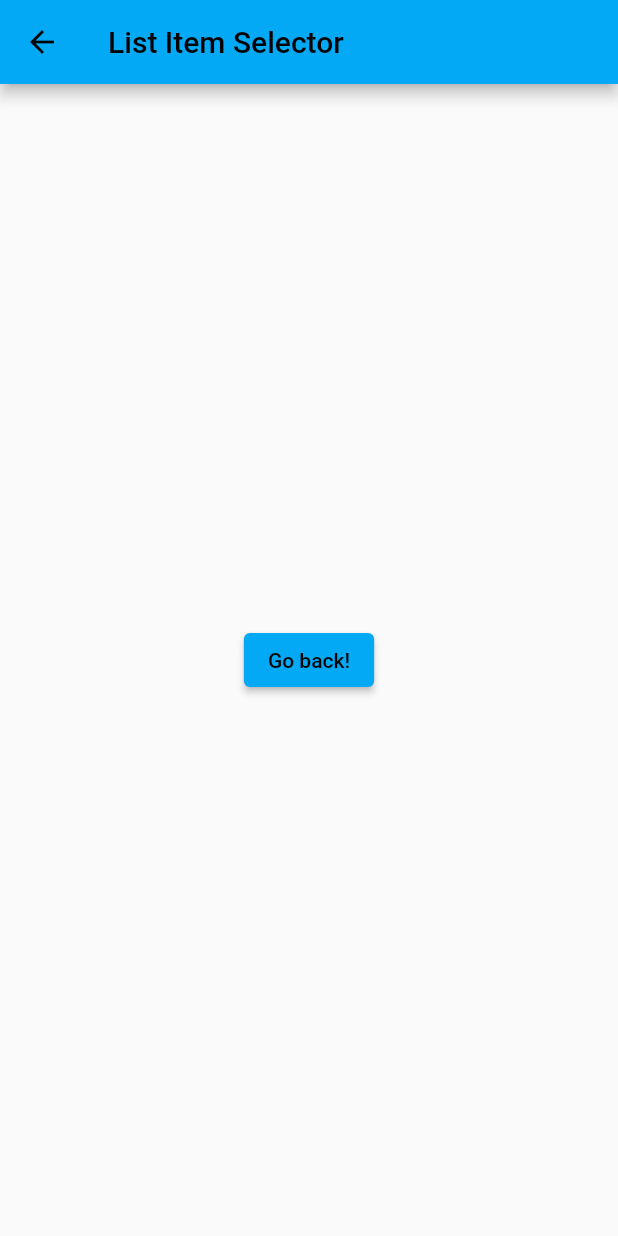
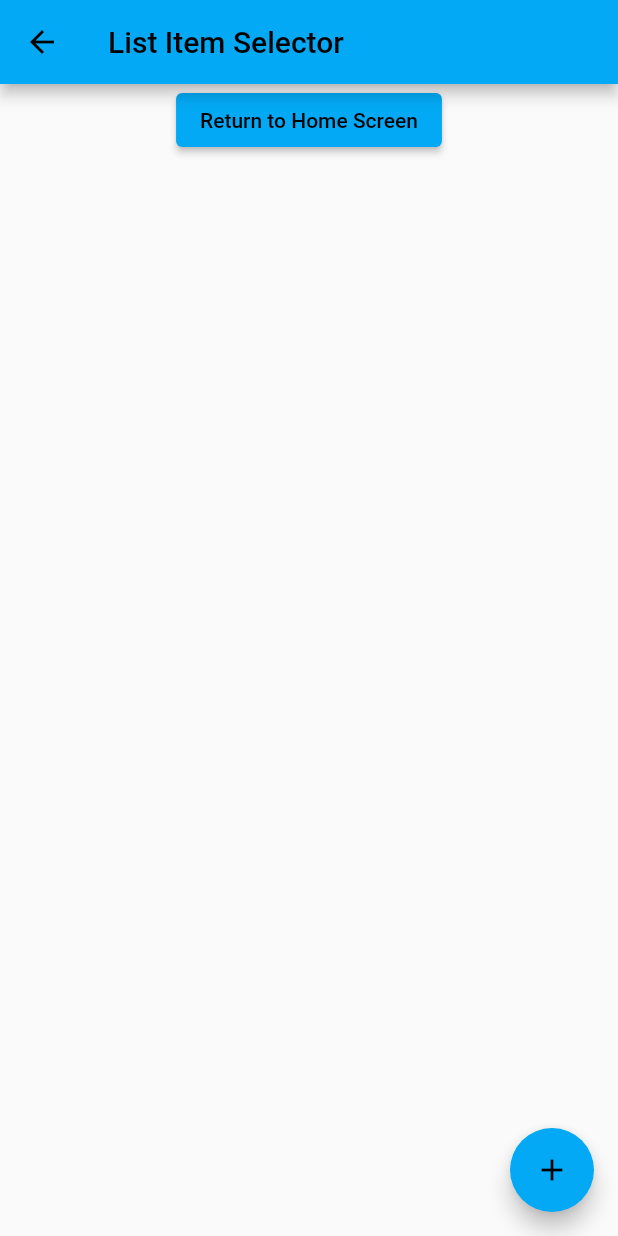
Before and after one commit to Rittr/RNG-Flutter, a Flutter app: the ListRoute screen opened directly, on a phone screen of 412 x 824 dp. Run offline on Flutter 3.47's test engine with Material 2 defaults, Android fonts, the phone set to English and light mode, and no system bars; missing offline and left inert: flutter_grid_button.

Commit message:
implemented list and ability to add to it

```diff
--- /dev/null
+++ b/rng_flutter/lib/list.dart
@@ -0,0 +1,89 @@
+import 'package:flutter/material.dart';
+
+var itemList = [];
+var addItemDialogController = TextEditingController();
+var valueText = "";
+
+class ListRoute extends StatefulWidget {
+  const ListRoute({Key? key}) : super(key: key);
+
+  @override
+  ListState createState() => ListState();
+}
+
+class ListState extends State<ListRoute> {
+  void addItem(var text) {}
+
+  Future<void> addItemDialog(BuildContext context) async {
+    return showDialog(
+        context: context,
+        builder: (context) {
+          // var addItemDialogController;
+          return AlertDialog(
+            title: Text("Add list item"),
+            content: TextField(
+              onChanged: (value) {
+                setState(() {
+                  // itemList.add(value);
+                  // print(itemList);
+                  valueText = value;
+                });
+              },
+              controller: addItemDialogController,
+              decoration: InputDecoration(hintText: "Enter your item here"),
+            ),
+            actions: <Widget>[
+              ElevatedButton(
+                  onPressed: (){
+                    Navigator.pop(context);
+                    // valueText = "";
+                    addItemDialogController.clear();
+                    // setState(() {
+                    //   Navigator.pop(context);
+                    //   valueText = "";
+                    // });
+                  },
+                  child: Text("Cancel")),
+              ElevatedButton(
+                  onPressed: (){
+                    setState(() {
+                      itemList.add(valueText);
+                      // print(itemList);
+                      // Navigator.pop(context);
+                      // valueText = "";
+                    });
+                    Navigator.pop(context);
+                    // valueText = "";
+                    addItemDialogController.clear();
+                    print(itemList);
+                  },
+                  child: Text("Add")),
+            ],
+          );
+        });
+  }
+
+  @override
+  Widget build(BuildContext context) {
+    return Scaffold(
+      appBar: AppBar(
+        title: const Text("List Item Selector"),
+      ),
+      body: Row(mainAxisAlignment: MainAxisAlignment.center, children: [
+        ElevatedButton(
+          onPressed: () {
+            Navigator.pop(context);
+          },
+          child: const Text('Return to Home Screen'),
+        ),
+      ]),
+      floatingActionButton: FloatingActionButton(
+        onPressed: () {
+          addItemDialog(context);
+        },
+        tooltip: 'Add List Item',
+        child: const Icon(Icons.add),
+      ),
+    );
+  }
+}
--- a/rng_flutter/lib/main.dart
+++ b/rng_flutter/lib/main.dart
@@ -1,5 +1,6 @@
 import 'package:flutter/material.dart';
 import 'package:rng_flutter/dice.dart';
+import 'package:rng_flutter/list.dart';
 
 void main() {
   runApp(const MyApp());
@@ -91,26 +92,26 @@ class _MyHomePageState extends State<MyHomePage> {
 //   }
 // }
 
-class ListRoute extends StatelessWidget {
-  const ListRoute({Key? key}) : super(key: key);
-
-  @override
-  Widget build(BuildContext context) {
-    return Scaffold(
-      appBar: AppBar(
-        title: const Text("List Item Selector"),
-      ),
-      body: Center(
-        child: ElevatedButton(
-          onPressed: () {
-            Navigator.pop(context);
-          },
-          child: const Text('Go back!'),
-        ),
-      ),
-    );
-  }
-}
+// class ListRoute extends StatelessWidget {
+//   const ListRoute({Key? key}) : super(key: key);
+//
+//   @override
+//   Widget build(BuildContext context) {
+//     return Scaffold(
+//       appBar: AppBar(
+//         title: const Text("List Item Selector"),
+//       ),
+//       body: Center(
+//         child: ElevatedButton(
+//           onPressed: () {
+//             Navigator.pop(context);
+//           },
+//           child: const Text('Go back!'),
+//         ),
+//       ),
+//     );
+//   }
+// }
 
 class PasswordRoute extends StatelessWidget {
   const PasswordRoute({Key? key}) : super(key: key);
```
